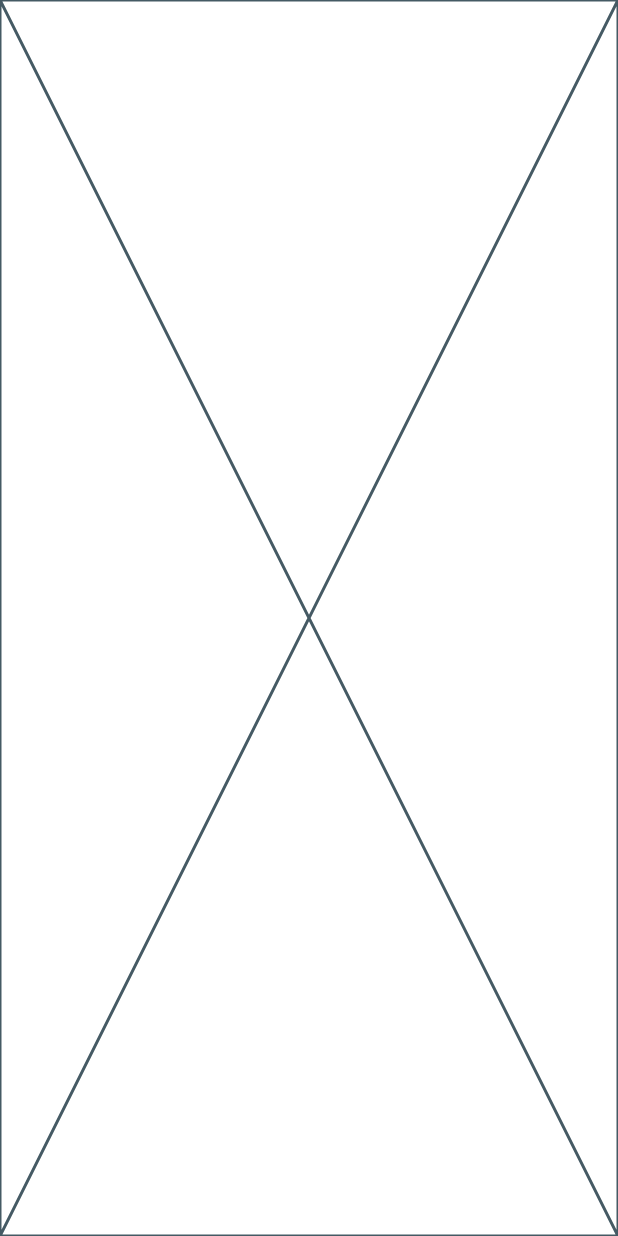
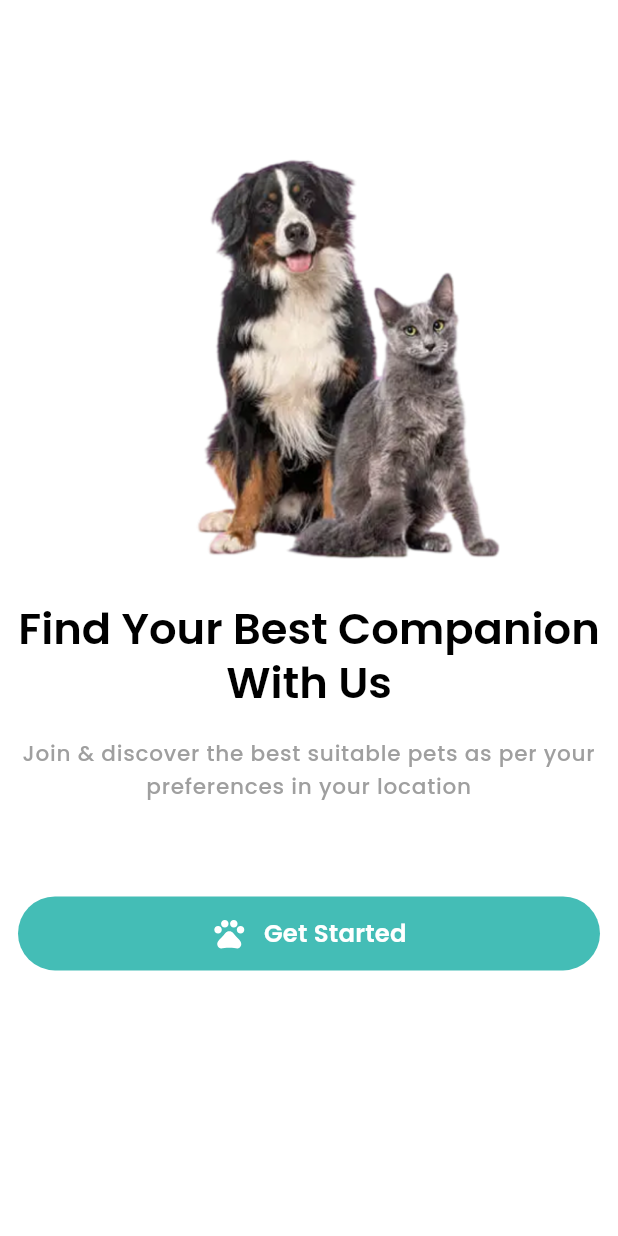
Before and after one commit to KarimSlama/breads, a Flutter app: the screen it shows after launch, on a phone screen of 412 x 824 dp. Run offline on Flutter 3.47's test engine with Material 3 defaults, Android fonts, the light colour scheme and no system bars; our stand-ins replace dio, flutter_screenutil, flutter_svg, google_fonts, pretty_dio_logger, shared_preferences.

Commit message:
feat: Implement onboarding flow with navigation menu and enhanced UI
â€¢ Add comprehensive onboarding screen with modern UI design
â€¢ Implement navigation menu with smooth transitions and routing
â€¢ Enhance app strings and routing system for better navigation
â€¢ Update theme configurations with improved styling and colors
â€¢ Add new assets: pet.svg icon and animal.png image
â€¢ Generate assets helper for better asset management
â€¢ Update dependencies and project configuration
â€¢ Improve README with project documentation

Features:
- Complete onboarding user flow
- Navigation menu implementation
- Enhanced theming system
- Asset management optimization
- Multi-screen routing setup

```diff
--- a/lib/breads/onboarding/onboarding_screen.dart
+++ b/lib/breads/onboarding/onboarding_screen.dart
@@ -1,10 +1,57 @@
+import 'package:breads/core/constants/app_colors.dart';
+import 'package:breads/core/constants/app_strings.dart';
+import 'package:breads/core/constants/spacing.dart';
+import 'package:breads/core/helper/extensions.dart';
+import 'package:breads/core/routing/routes.dart';
+import 'package:breads/gen/assets.gen.dart';
 import 'package:flutter/material.dart';
+import 'package:flutter_screenutil/flutter_screenutil.dart';
+import 'package:flutter_svg/svg.dart';
 
 class OnboardingScreen extends StatelessWidget {
   const OnboardingScreen({super.key});
 
   @override
   Widget build(BuildContext context) {
-    return const Placeholder();
+    return Scaffold(
+      appBar: AppBar(),
+      body: Padding(
+        padding: const EdgeInsets.all(12),
+        child: Column(
+          spacing: 20.h,
+          children: [
+            Image.asset(Assets.images.animal.path),
+            Text(AppStrings.findYourBestCompanionWithUs,
+                textAlign: TextAlign.center,
+                style: Theme.of(context).textTheme.headlineLarge),
+            Text(
+                textAlign: TextAlign.center,
+                AppStrings
+                    .joinDiscoverTheBestSuitablePetsAsPerYourPreferencesInYourLocation,
+                style: Theme.of(context)
+                    .textTheme
+                    .bodyLarge!
+                    .apply(color: AppColors.grey)),
+            verticalSpace(26),
+            ElevatedButton(
+              onPressed: () => context.pushNamed(Routes.navigationMenu),
+              child: Row(
+                spacing: 10.w,
+                mainAxisAlignment: MainAxisAlignment.center,
+                children: [
+                  SvgPicture.asset(Assets.icons.pet),
+                  Text(
+                    AppStrings.getStarted,
+                    style: Theme.of(context).textTheme.titleMedium!.apply(
+                          color: AppColors.white,
+                        ),
+                  ),
+                ],
+              ),
+            ),
+          ],
+        ),
+      ),
+    );
   }
 }
--- a/lib/core/constants/app_strings.dart
+++ b/lib/core/constants/app_strings.dart
@@ -1,3 +1,9 @@
 class AppStrings {
   static const String appName = 'Breads';
+  static const String findYourBestCompanionWithUs =
+      'Find Your Best Companion With Us';
+  static const String
+      joinDiscoverTheBestSuitablePetsAsPerYourPreferencesInYourLocation =
+      'Join & discover the best suitable pets as per your preferences in your location';
+  static const String getStarted = 'Get Started';
 }
--- a/lib/core/routing/app_router.dart
+++ b/lib/core/routing/app_router.dart
@@ -1,5 +1,6 @@
 import 'package:flutter/material.dart';
 
+import '../../breads/navigation_menu/navigation_menu.dart';
 import '../../breads/onboarding/onboarding_screen.dart';
 import 'routes.dart';
 
@@ -11,6 +12,11 @@ class AppRouter {
           builder: (_) => OnboardingScreen(),
         );
 
+        case Routes.navigationMenu:
+        return MaterialPageRoute(
+          builder: (_) => NavigationMenu(),
+        );
+
       default:
         return null;
     }
--- a/lib/core/routing/routes.dart
+++ b/lib/core/routing/routes.dart
@@ -1,3 +1,4 @@
 class Routes {
   static const String onboardingScreen = '/onboardingScreen';
+  static const String navigationMenu = '/navigationMenu';
 }
--- a/lib/core/theme/dark_theme.dart
+++ b/lib/core/theme/dark_theme.dart
@@ -54,13 +54,14 @@ ThemeData themeDark = ThemeData(
       foregroundColor: AppColors.white,
       textStyle: GoogleFonts.poppins(
         fontSize: 16.sp,
+        color: AppColors.white,
         fontWeight: FontWeight.w600,
       ),
       shape: RoundedRectangleBorder(
         borderRadius: BorderRadius.circular(30.r),
       ),
-      elevation: 0,
-      padding: EdgeInsets.symmetric(horizontal: 24.r, vertical: 14.r),
+      elevation: 1,
+      padding: EdgeInsets.symmetric(horizontal: 24.r, vertical: 24.r),
     ),
   ),
 
--- a/lib/core/theme/light_theme.dart
+++ b/lib/core/theme/light_theme.dart
@@ -53,6 +53,7 @@ ThemeData themeLight = ThemeData(
       backgroundColor: AppColors.primary,
       foregroundColor: AppColors.white,
       textStyle: GoogleFonts.poppins(
+        color: AppColors.white,
         fontSize: 16.sp,
         fontWeight: FontWeight.w600,
       ),
--- a/pubspec.yaml
+++ b/pubspec.yaml
@@ -38,7 +38,7 @@ dependencies:
   # A package which simplifies the task of updating your Flutter app's launcher icon.
   flutter_launcher_icons: ^0.14.4
 
-  flutter_gen_runner: ^5.10.0
+  flutter_gen_runner: ^5.3.0
 
   intl:
 
@@ -68,6 +68,6 @@ flutter:
   uses-material-design: true
 
 
-assets:
+  assets:
     - assets/icons/
     - assets/images/
```
Also changed, not shown: lib/breads/navigation_menu/navigation_menu.dart (added, +10 -0 lines), lib/gen/assets.gen.dart (added, +137 -0 lines), assets/icons/pet.svg (added), assets/images/animal.png (added), 1 other file.
